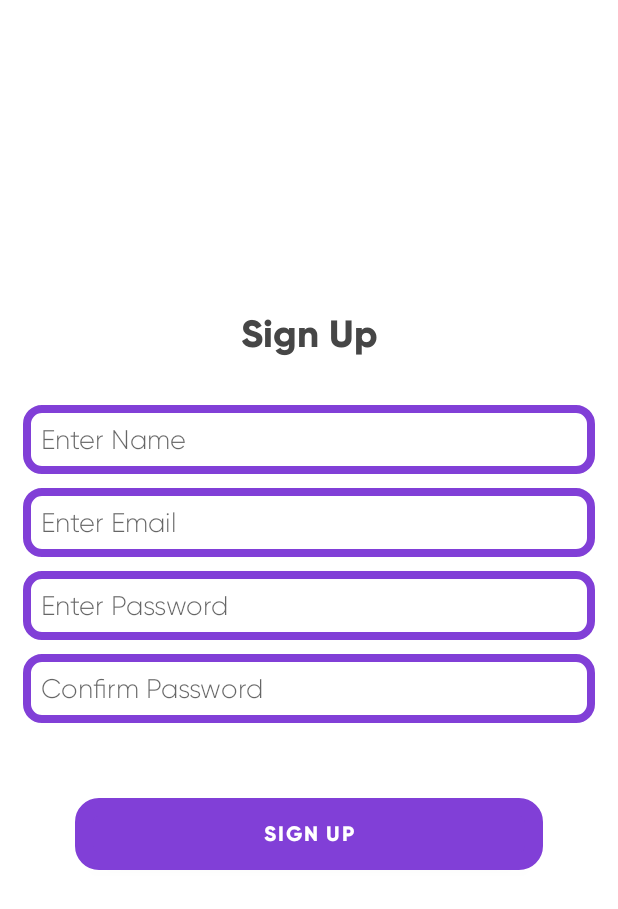
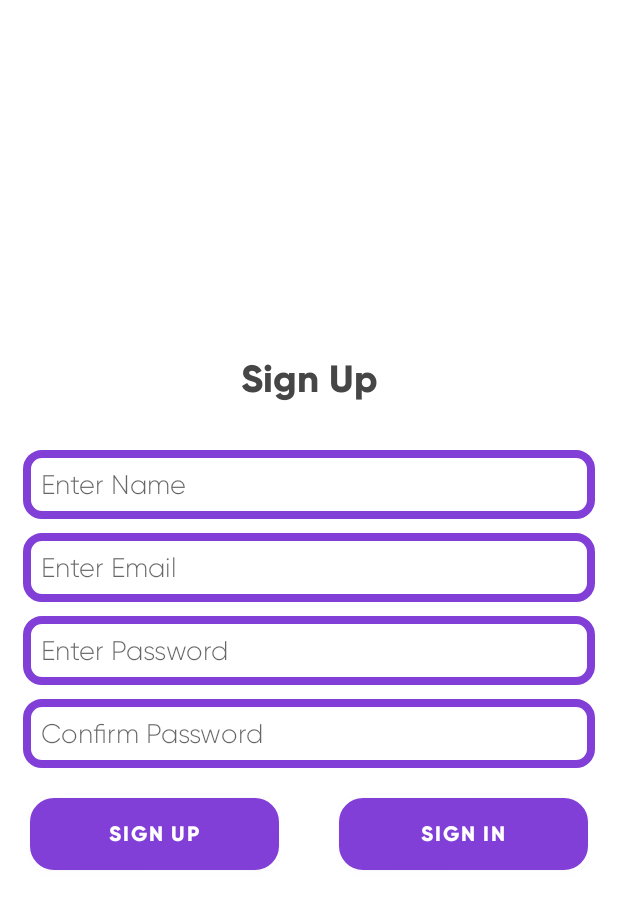
Before and after one commit to prodeveloper03/firechat, an Android app: the screen it shows after launch (SignUpActivity), on a phone screen of 412 x 824 dp. Shown: the top 909 px of the screen. Run offline under Robolectric (Android 15) with nearby library versions, the phone set to English and light mode, and no system bars.

Commit message:
sign up updated

```diff
--- a/app/src/main/res/layout/activity_sign_up.xml
+++ b/app/src/main/res/layout/activity_sign_up.xml
@@ -77,13 +77,34 @@
             android:fontFamily="@font/gilroy_light"
             android:hint="@string/enter_confirm_password"/>
 
+    <LinearLayout
+        android:layout_width="match_parent"
+        android:layout_height="wrap_content"
+        android:orientation="horizontal">
+
         <Button
+            android:id="@+id/btn_sign_up"
             android:layout_width="match_parent"
             android:layout_height="wrap_content"
-            android:layout_margin="50dp"
+            android:layout_weight="1"
+            android:layout_margin="20dp"
             android:text="@string/label_sign_up"
             android:fontFamily="@font/gilroy_bold"
             android:background="@drawable/editsignup_btn_bg"/>
+        <Button
+            android:id="@+id/btn_sign_in"
+            android:layout_width="match_parent"
+            android:layout_height="wrap_content"
+            android:layout_weight="1"
+            android:layout_margin="20dp"
+            android:text="@string/label_sign_in"
+            android:fontFamily="@font/gilroy_bold"
+            android:background="@drawable/editsignup_btn_bg"/>
+
+
+    </LinearLayout>
+
+
 
 
 
```
